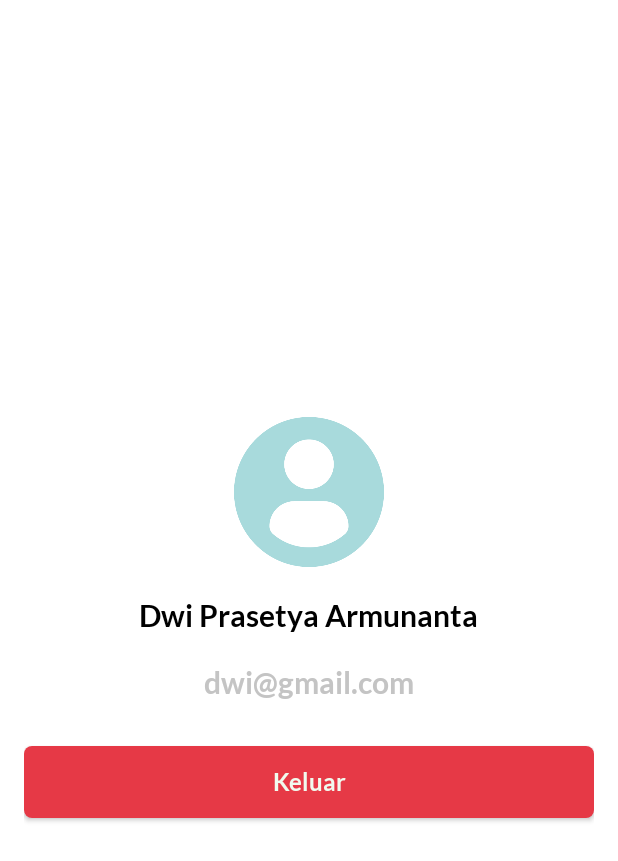
After one commit to equivalency/covx_app, an Android app: the layout fragment_profil.xml on its own in the app's theme, with its tools: preview values and no code run, on a phone screen of 412 x 824 dp. The commit adds this screen. Shown: the top 861 px of the screen. Run offline under Robolectric (Android 15) with nearby library versions, the phone set to English and light mode, and no system bars.

Commit message:
Nambah loading bar, Halman Profil buat logout

```diff
--- a/app/src/main/java/com/example/cov_x/MainActivity.kt
+++ b/app/src/main/java/com/example/cov_x/MainActivity.kt
@@ -5,6 +5,7 @@ import android.os.Bundle
 import androidx.appcompat.app.AppCompatActivity
 import androidx.fragment.app.Fragment
 import com.example.cov_x.fragments.HomeFragment
+import com.example.cov_x.fragments.ProfilFragment
 import com.example.cov_x.fragments.RiwayatFragment
 import com.ismaeldivita.chipnavigation.ChipNavigationBar
 
@@ -18,6 +19,7 @@ class MainActivity : AppCompatActivity() {
 
         val homeFragment = HomeFragment()
         val riwayatFragment = RiwayatFragment()
+        val profilFragment = ProfilFragment()
 
         bottomNav = findViewById(R.id.bottom_navbar)
 
@@ -35,6 +37,8 @@ class MainActivity : AppCompatActivity() {
             when (it){
                 R.id.nav_home -> makeCurrentFragment(homeFragment)
                 R.id.nav_riwayat -> makeCurrentFragment(riwayatFragment)
+                R.id.nav_profil -> makeCurrentFragment(profilFragment)
+
             }
         }
 
--- /dev/null
+++ b/app/src/main/res/layout/fragment_profil.xml
@@ -0,0 +1,60 @@
+<?xml version="1.0" encoding="utf-8"?>
+<FrameLayout xmlns:android="http://schemas.android.com/apk/res/android"
+    xmlns:tools="http://schemas.android.com/tools"
+    android:layout_width="match_parent"
+    android:layout_height="match_parent"
+    tools:context=".fragments.ProfilFragment">
+
+    <LinearLayout
+        android:layout_width="match_parent"
+        android:layout_height="match_parent"
+        android:orientation="vertical"
+        android:gravity="center_horizontal|center_vertical"
+        android:padding="16dp"
+        >
+
+
+        <ImageView
+            android:id="@+id/imgProfil"
+            android:src="@drawable/profile_user"
+            android:layout_width="100dp"
+            android:layout_height="100dp"
+            />
+
+        <TextView
+            android:layout_marginTop="20dp"
+            android:id="@+id/textNama"
+            android:layout_width="wrap_content"
+            android:layout_height="wrap_content"
+            android:text="@string/dwi_prasetya_armunanta"
+            android:fontFamily="@font/lato_bold"
+            android:textSize="20sp"
+            android:textColor="@color/black"
+            />
+
+        <TextView
+            android:layout_marginTop="20dp"
+            android:id="@+id/textEmail"
+            android:layout_width="wrap_content"
+            android:layout_height="wrap_content"
+            android:text="@string/dwi_gmail_com"
+            android:fontFamily="@font/lato_bold"
+            android:textSize="20sp"
+            android:textColor="@color/base_gray"
+            />
+
+        <android.widget.Button
+            android:id="@+id/btnLogout"
+            android:layout_marginTop="30dp"
+            android:layout_width="match_parent"
+            android:layout_height="wrap_content"
+            android:text="@string/keluar"
+            android:textAllCaps="false"
+            android:textColor="@color/base_white"
+            android:textSize="16sp"
+            android:background="@drawable/custom_button"
+            android:fontFamily="@font/lato_bold"/>
+
+    </LinearLayout>
+
+</FrameLayout>
--- a/app/src/main/res/values/strings.xml
+++ b/app/src/main/res/values/strings.xml
@@ -1,5 +1,5 @@
 <resources>
-    <string name="app_name">Cov-X</string>
+    <string name="app_name">COV-X</string>
     <string name="cov_x">COV-X</string>
     <string name="daftar">Daftar</string>
     <string name="nama">Nama</string>
@@ -26,4 +26,12 @@
     <string name="lihat_hasil_prediksi">Lihat Hasil Prediksi</string>
     <string name="prediksi_berhasil">Prediksi Berhasil</string>
     <string name="maks_5_foto">(Maks. 5 foto)</string>
+    <string name="loading">Loading...</string>
+    <string name="profil">Profil</string>
+    <string name="riwayat">Riwayat</string>
+    <!-- TODO: Remove or change this placeholder text -->
+    <string name="hello_blank_fragment">Hello blank fragment</string>
+    <string name="dwi_gmail_com">dwi@gmail.com</string>
+    <string name="dwi_prasetya_armunanta">Dwi Prasetya Armunanta</string>
+    <string name="keluar">Keluar</string>
 </resources>
```
Also changed, not shown: app/src/main/java/com/example/cov_x/LoginActivity.kt (+22 -5 lines), app/src/main/java/com/example/cov_x/PreviewListFotoActivity.kt (+5 -5 lines), app/src/main/java/com/example/cov_x/RegisterActivity.kt (+23 -3 lines), app/src/main/java/com/example/cov_x/fragments/ProfilFragment.kt (added, +62 -0 lines), app/src/main/java/com/example/cov_x/fragments/RiwayatFragment.kt (+12 -5 lines), app/src/main/res/drawable/ic_user.xml (added, +9 -0 lines), app/src/main/res/drawable/progress_bar.xml (added, +27 -0 lines), app/src/main/res/layout/custom_loading.xml (added, +30 -0 lines), app/src/main/res/layout/fragment_riwayat.xml (+8 -0 lines), app/src/main/res/menu/nav_menu.xml (+10 -1 lines), app/src/main/res/drawable/profile_user.png (added).
